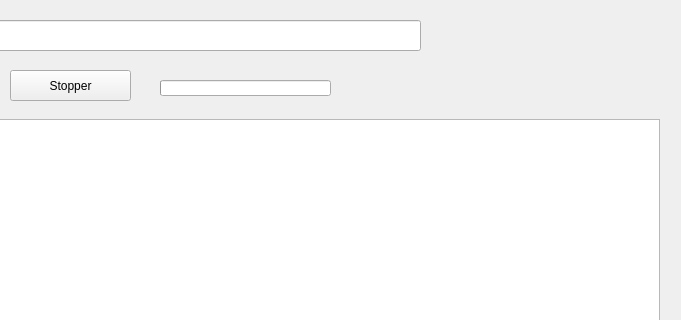
Above: atmega_gui/resources/qtui/Fenetre_RX.ui from CEA-IM2AG/ATMEGA-GUI before the change; both pictures show x 240 to 921 and y 0 to 320 of the 921 by 473 pixel window. Below: the same form after it.
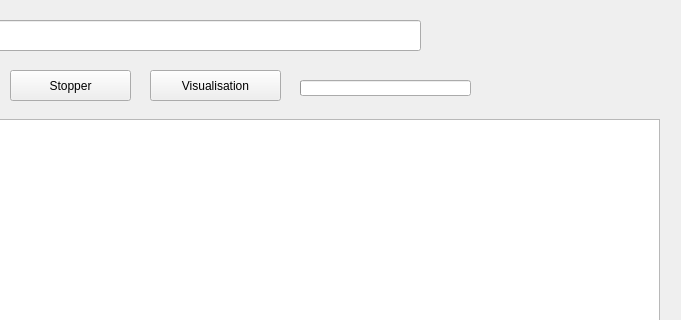
That is the form after the change.

Commit message: Added and linked visualisation button

The edit to the form file:
```diff
--- a/atmega_gui/resources/qtui/Fenetre_RX.ui
+++ b/atmega_gui/resources/qtui/Fenetre_RX.ui
@@ -123,7 +123,7 @@
    </property>
    <property name="geometry">
     <rect>
-     <x>400</x>
+     <x>540</x>
      <y>80</y>
      <width>171</width>
      <height>16</height>
@@ -139,9 +139,9 @@
   <widget class="QLabel" name="pgbLabel">
    <property name="geometry">
     <rect>
-     <x>580</x>
+     <x>720</x>
      <y>80</y>
-     <width>331</width>
+     <width>181</width>
      <height>16</height>
     </rect>
    </property>
@@ -149,6 +149,19 @@
     <string/>
    </property>
   </widget>
+  <widget class="QPushButton" name="btn_Visualisation">
+   <property name="geometry">
+    <rect>
+     <x>390</x>
+     <y>70</y>
+     <width>131</width>
+     <height>31</height>
+    </rect>
+   </property>
+   <property name="text">
+    <string>Visualisation</string>
+   </property>
+  </widget>
  </widget>
  <resources/>
  <connections/>
```
The commit also changes 2 other files.
